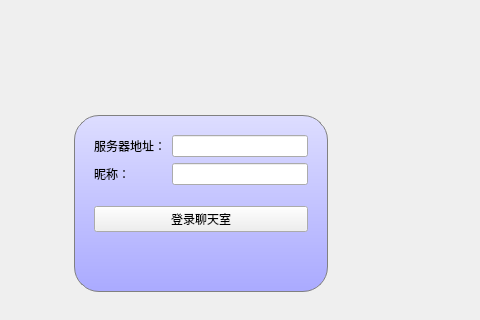
First picture: the form in ChatClient/mainwindow.ui, repository starwalkingzhou/Qt_SmallChatApp, before the edit; both pictures show x 199 to 679 and y 114 to 434 of the 800 by 600 pixel window.
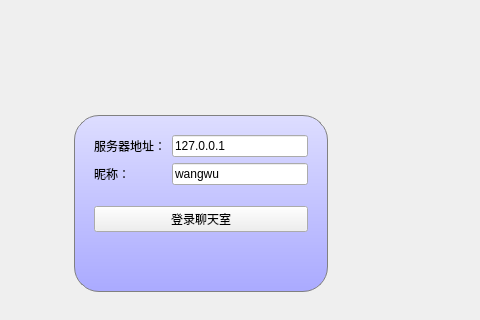
Second picture: the form after the edit. The open tabs and pages were chosen to show the change.

Patch:
```diff
--- a/ChatClient/mainwindow.ui
+++ b/ChatClient/mainwindow.ui
@@ -100,7 +100,11 @@
               </widget>
              </item>
              <item row="0" column="1">
-              <widget class="QLineEdit" name="serverEdit"/>
+              <widget class="QLineEdit" name="serverEdit">
+               <property name="text">
+                <string>127.0.0.1</string>
+               </property>
+              </widget>
              </item>
              <item row="1" column="0">
               <widget class="QLabel" name="label_3">
@@ -110,7 +114,11 @@
               </widget>
              </item>
              <item row="1" column="1">
-              <widget class="QLineEdit" name="userNameEdit"/>
+              <widget class="QLineEdit" name="userNameEdit">
+               <property name="text">
+                <string>wangwu</string>
+               </property>
+              </widget>
              </item>
             </layout>
            </item>
```
